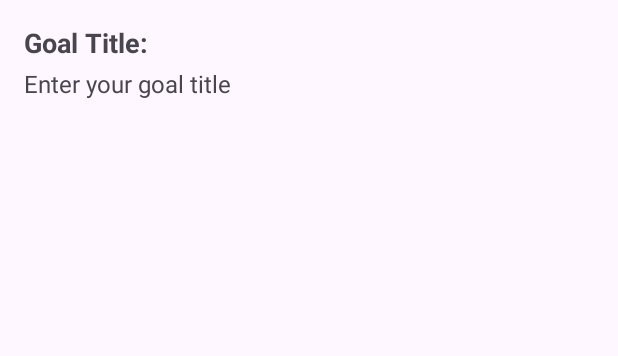
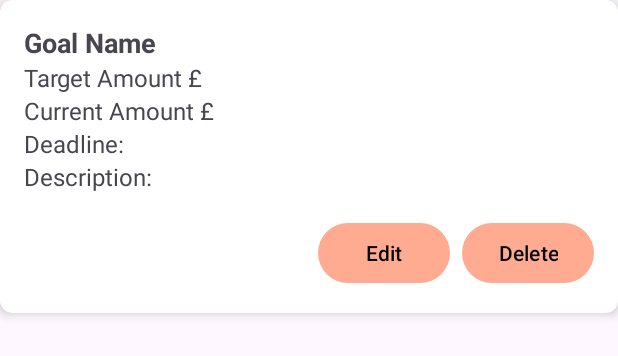
Before and after one commit to supertclank/PersonalFinanceApp, an Android app built with Jetpack Compose: the layout goal_item.xml on its own in the app's theme, with its tools: preview values and no code run, on a phone screen of 412 x 824 dp. Shown: the top 356 px of the screen. Run offline under Robolectric (Android 15) with nearby library versions, the light colour scheme and no system bars.

Commit message:
Updated how goal items appear

```diff
--- a/app/build.gradle.kts
+++ b/app/build.gradle.kts
@@ -84,6 +84,9 @@ dependencies {
     implementation ("com.auth0:java-jwt:4.2.1")
     implementation(libs.androidx.swiperefreshlayout) // or the latest version
 
+    implementation ("androidx.cardview:cardview:1.0.0")
+
+
 
 
 
--- a/app/src/main/res/layout/goal_item.xml
+++ b/app/src/main/res/layout/goal_item.xml
@@ -1,32 +1,22 @@
-<LinearLayout xmlns:android="http://schemas.android.com/apk/res/android"
+<?xml version="1.0" encoding="utf-8"?>
+<androidx.cardview.widget.CardView
+    xmlns:android="http://schemas.android.com/apk/res/android"
     android:layout_width="match_parent"
     android:layout_height="wrap_content"
+    xmlns:app="http://schemas.android.com/apk/res-auto"
     android:layout_marginBottom="8dp"
+    app:cardElevation="4dp"
+    app:cardCornerRadius="8dp"
+    app:cardBackgroundColor="@android:color/white">
+
+    <LinearLayout
+        android:layout_width="match_parent"
+        android:layout_height="wrap_content"
         android:clipToPadding="false"
-    android:elevation="4dp"
         android:orientation="vertical"
         android:padding="16dp"
         android:paddingTop="20dp"
         android:paddingBottom="20dp">
-
-    <!-- Goal Title -->
-    <TextView
-        android:id="@+id/goal_title"
-        android:layout_width="wrap_content"
-        android:layout_height="wrap_content"
-        android:paddingBottom="4dp"
-        android:text="@string/goal_title"
-        android:textSize="18sp"
-        android:textStyle="bold" />
-
-    <!-- Summary Description -->
-    <TextView
-        android:id="@+id/goal_description"
-        android:layout_width="wrap_content"
-        android:layout_height="wrap_content"
-        android:paddingBottom="12dp"
-        android:text="@string/enter_your_goal_title"
-        android:textSize="16sp" />
 
         <!-- Detailed Information (initially hidden) -->
         <LinearLayout
@@ -111,4 +101,64 @@
                 android:layout_height="wrap_content"
                 android:text="@string/enter_deadline" />
         </LinearLayout>
+
+        <!-- Additional Information -->
+        <TextView
+            android:id="@+id/goal_name_text_view"
+            android:layout_width="match_parent"
+            android:layout_height="wrap_content"
+            android:text="Goal Name"
+            android:textSize="18sp"
+            android:textStyle="bold" />
+
+        <TextView
+            android:id="@+id/goal_target_amount_text_view"
+            android:layout_width="match_parent"
+            android:layout_height="wrap_content"
+            android:text="@string/target_amount"
+            android:textSize="16sp" />
+
+        <TextView
+            android:id="@+id/goal_current_amount_text_view"
+            android:layout_width="match_parent"
+            android:layout_height="wrap_content"
+            android:text="@string/current_amount"
+            android:textSize="16sp" />
+
+        <TextView
+            android:id="@+id/goal_deadline_text_view"
+            android:layout_width="match_parent"
+            android:layout_height="wrap_content"
+            android:text="@string/deadline"
+            android:textSize="16sp" />
+
+        <TextView
+            android:id="@+id/goal_description_text_view"
+            android:layout_width="match_parent"
+            android:layout_height="wrap_content"
+            android:text="@string/description"
+            android:textSize="16sp" />
+
+        <!-- Buttons for Edit, Delete, and Close -->
+        <LinearLayout
+            android:layout_width="match_parent"
+            android:layout_height="wrap_content"
+            android:layout_marginTop="16dp"
+            android:gravity="end"
+            android:orientation="horizontal">
+
+            <Button
+                android:id="@+id/button_edit"
+                android:layout_width="wrap_content"
+                android:layout_height="wrap_content"
+                android:text="@string/edit" />
+
+            <Button
+                android:id="@+id/button_delete"
+                android:layout_width="wrap_content"
+                android:layout_height="wrap_content"
+                android:layout_marginStart="8dp"
+                android:text="@string/delete" />
         </LinearLayout>
+    </LinearLayout>
+</androidx.cardview.widget.CardView>
```
Lines whose indentation alone changed are shown as unchanged.
